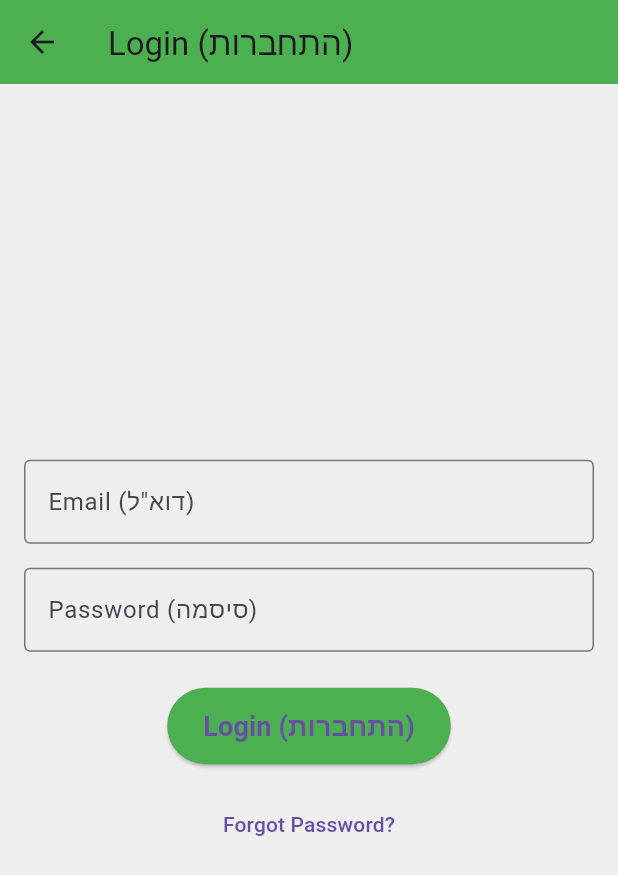
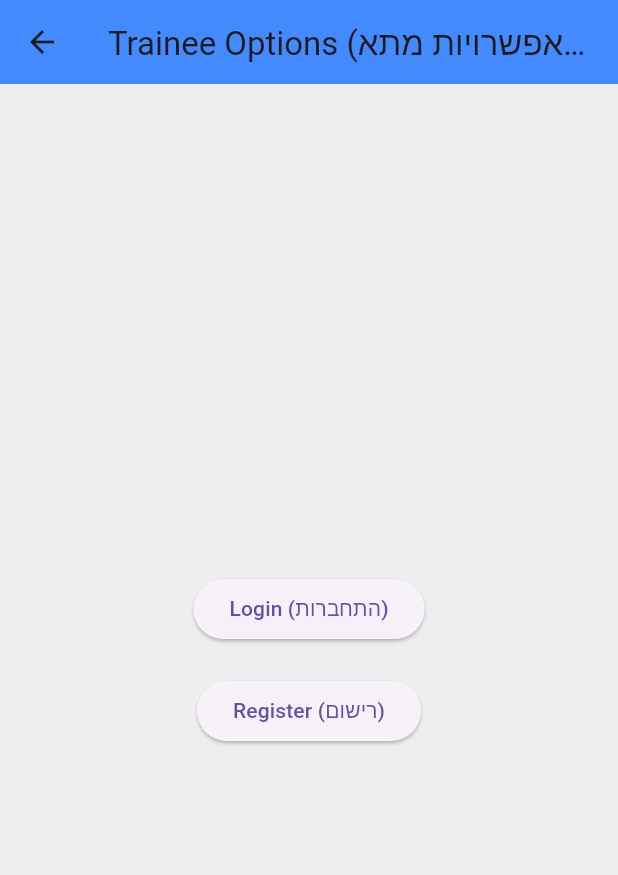
Before and after one commit to shifaaKh28/BodyAndMind, a Flutter app: the screen it shows after launch, after a tap on an icon or button, on a phone screen of 412 x 824 dp. Shown: the top 875 px of the screen. Run offline on Flutter 3.47's test engine with Material 3 defaults, Android fonts, the phone set to English and light mode, and no system bars; our stand-ins replace cloud_firestore, firebase_auth, firebase_core, google_sign_in; accounts and stored records are empty; network calls fail.

Commit message:
Update main.dart

```diff
--- a/lib/main.dart
+++ b/lib/main.dart
@@ -4,6 +4,7 @@ import 'package:firebase_auth/firebase_auth.dart';
 import 'screens/trainee_dashboard.dart';
 import 'screens/trainer_screen.dart';
 import 'screens/login_screen.dart';
+import 'screens/register_screen.dart';
 
 void main() async {
   WidgetsFlutterBinding.ensureInitialized();
@@ -24,7 +25,9 @@ class MyApp extends StatelessWidget {
       initialRoute: '/',
       routes: {
         '/': (context) => MainScreen(),
-        '/trainee': (context) => LoginScreen(),
+        '/traineeOptions': (context) => TraineeOptionsScreen(),
+        '/login': (context) => LoginScreen(),
+        '/register': (context) => RegisterScreen(),
         '/traineeDashboard': (context) => TraineeDashboard(),
         '/trainer': (context) => TrainerScreen(),
       },
@@ -105,7 +108,7 @@ class MainScreen extends StatelessWidget {
                       icon: Icons.person,
                       label: 'Trainee\nמתאמן',
                       onPressed: () {
-                        Navigator.pushNamed(context, '/trainee');
+                        Navigator.pushNamed(context, '/traineeOptions');
                       },
                     ),
                   ],
@@ -161,3 +164,36 @@ class MainScreen extends StatelessWidget {
     );
   }
 }
+
+// New TraineeOptionsScreen
+class TraineeOptionsScreen extends StatelessWidget {
+  @override
+  Widget build(BuildContext context) {
+    return Scaffold(
+      appBar: AppBar(
+        title: Text('Trainee Options (אפשרויות מתאמן)'),
+        backgroundColor: Colors.blueAccent,
+      ),
+      body: Center(
+        child: Column(
+          mainAxisAlignment: MainAxisAlignment.center,
+          children: [
+            ElevatedButton(
+              onPressed: () {
+                Navigator.pushNamed(context, '/login');
+              },
+              child: Text('Login (התחברות)'),
+            ),
+            SizedBox(height: 20),
+            ElevatedButton(
+              onPressed: () {
+                Navigator.pushNamed(context, '/register');
+              },
+              child: Text('Register (רישום)'),
+            ),
+          ],
+        ),
+      ),
+    );
+  }
+}
```
